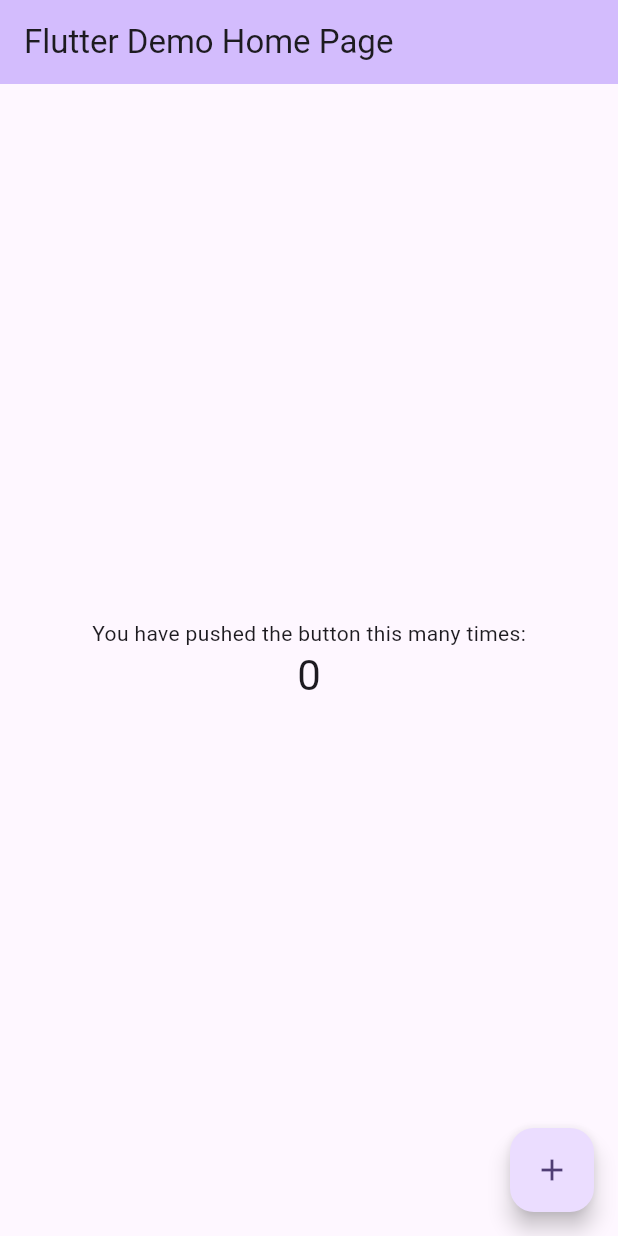
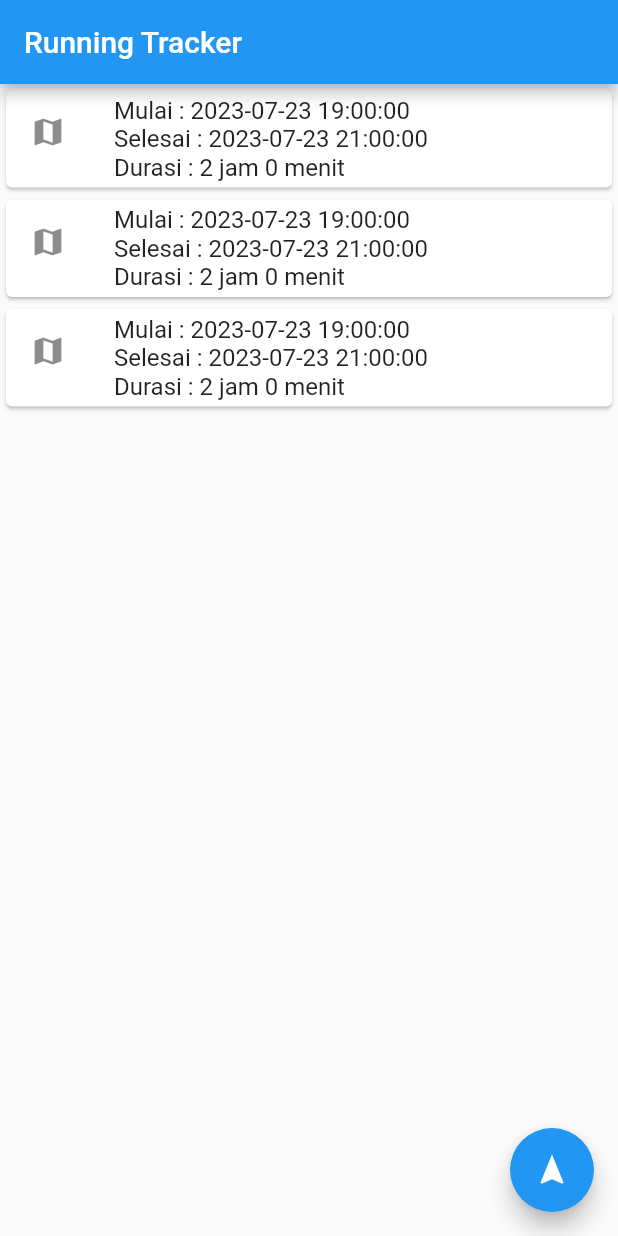
Before and after one commit to adityamputra27/running_tracker, a Flutter app: the screen it shows after launch, on a phone screen of 412 x 824 dp. Run offline on Flutter 3.47's test engine with Material 2 defaults, Android fonts, the phone set to English and light mode, and no system bars.

Commit message:
add home page

```diff
--- a/lib/main.dart
+++ b/lib/main.dart
@@ -7,119 +7,92 @@ void main() {
 class MyApp extends StatelessWidget {
   const MyApp({super.key});
 
-  // This widget is the root of your application.
   @override
   Widget build(BuildContext context) {
-    return MaterialApp(
-      title: 'Flutter Demo',
-      theme: ThemeData(
-        // This is the theme of your application.
-        //
-        // TRY THIS: Try running your application with "flutter run". You'll see
-        // the application has a blue toolbar. Then, without quitting the app,
-        // try changing the seedColor in the colorScheme below to Colors.green
-        // and then invoke "hot reload" (save your changes or press the "hot
-        // reload" button in a Flutter-supported IDE, or press "r" if you used
-        // the command line to start the app).
-        //
-        // Notice that the counter didn't reset back to zero; the application
-        // state is not lost during the reload. To reset the state, use hot
-        // restart instead.
-        //
-        // This works for code too, not just values: Most code changes can be
-        // tested with just a hot reload.
-        colorScheme: ColorScheme.fromSeed(seedColor: Colors.deepPurple),
-        useMaterial3: true,
-      ),
-      home: const MyHomePage(title: 'Flutter Demo Home Page'),
+    return const MaterialApp(
+      home: HomePage(),
     );
   }
 }
 
-class MyHomePage extends StatefulWidget {
-  const MyHomePage({super.key, required this.title});
-
-  // This widget is the home page of your application. It is stateful, meaning
-  // that it has a State object (defined below) that contains fields that affect
-  // how it looks.
-
-  // This class is the configuration for the state. It holds the values (in this
-  // case the title) provided by the parent (in this case the App widget) and
-  // used by the build method of the State. Fields in a Widget subclass are
-  // always marked "final".
-
-  final String title;
-
-  @override
-  State<MyHomePage> createState() => _MyHomePageState();
-}
-
-class _MyHomePageState extends State<MyHomePage> {
-  int _counter = 0;
-
-  void _incrementCounter() {
-    setState(() {
-      // This call to setState tells the Flutter framework that something has
-      // changed in this State, which causes it to rerun the build method below
-      // so that the display can reflect the updated values. If we changed
-      // _counter without calling setState(), then the build method would not be
-      // called again, and so nothing would appear to happen.
-      _counter++;
-    });
-  }
+class HomePage extends StatelessWidget {
+  const HomePage({super.key});
 
   @override
   Widget build(BuildContext context) {
-    // This method is rerun every time setState is called, for instance as done
-    // by the _incrementCounter method above.
-    //
-    // The Flutter framework has been optimized to make rerunning build methods
-    // fast, so that you can just rebuild anything that needs updating rather
-    // than having to individually change instances of widgets.
     return Scaffold(
       appBar: AppBar(
-        // TRY THIS: Try changing the color here to a specific color (to
-        // Colors.amber, perhaps?) and trigger a hot reload to see the AppBar
-        // change color while the other colors stay the same.
-        backgroundColor: Theme.of(context).colorScheme.inversePrimary,
-        // Here we take the value from the MyHomePage object that was created by
-        // the App.build method, and use it to set our appbar title.
-        title: Text(widget.title),
+        title: const Text('Running Tracker'),
       ),
-      body: Center(
-        // Center is a layout widget. It takes a single child and positions it
-        // in the middle of the parent.
+      body: const SafeArea(
         child: Column(
-          // Column is also a layout widget. It takes a list of children and
-          // arranges them vertically. By default, it sizes itself to fit its
-          // children horizontally, and tries to be as tall as its parent.
-          //
-          // Column has various properties to control how it sizes itself and
-          // how it positions its children. Here we use mainAxisAlignment to
-          // center the children vertically; the main axis here is the vertical
-          // axis because Columns are vertical (the cross axis would be
-          // horizontal).
-          //
-          // TRY THIS: Invoke "debug painting" (choose the "Toggle Debug Paint"
-          // action in the IDE, or press "p" in the console), to see the
-          // wireframe for each widget.
-          mainAxisAlignment: MainAxisAlignment.center,
-          children: <Widget>[
-            const Text(
-              'You have pushed the button this many times:',
+          children: [
+            Card(
+              child: ListTile(
+                leading: Icon(Icons.map),
+                title: Column(
+                  crossAxisAlignment: CrossAxisAlignment.start,
+                  children: [
+                    Text(
+                      'Mulai : 2023-07-23 19:00:00',
+                    ),
+                    Text(
+                      'Selesai : 2023-07-23 21:00:00',
+                    ),
+                    Text(
+                      'Durasi : 2 jam 0 menit',
+                    ),
+                  ],
+                ),
+              ),
             ),
-            Text(
-              '$_counter',
-              style: Theme.of(context).textTheme.headlineMedium,
+            Card(
+              child: ListTile(
+                leading: Icon(Icons.map),
+                title: Column(
+                  crossAxisAlignment: CrossAxisAlignment.start,
+                  children: [
+                    Text(
+                      'Mulai : 2023-07-23 19:00:00',
+                    ),
+                    Text(
+                      'Selesai : 2023-07-23 21:00:00',
+                    ),
+                    Text(
+                      'Durasi : 2 jam 0 menit',
+                    ),
+                  ],
+                ),
+              ),
             ),
+            Card(
+              child: ListTile(
+                leading: Icon(Icons.map),
+                title: Column(
+                  crossAxisAlignment: CrossAxisAlignment.start,
+                  children: [
+                    Text(
+                      'Mulai : 2023-07-23 19:00:00',
+                    ),
+                    Text(
+                      'Selesai : 2023-07-23 21:00:00',
+                    ),
+                    Text(
+                      'Durasi : 2 jam 0 menit',
+                    ),
+                  ],
+                ),
+              ),
+            )
           ],
         ),
       ),
       floatingActionButton: FloatingActionButton(
-        onPressed: _incrementCounter,
-        tooltip: 'Increment',
-        child: const Icon(Icons.add),
-      ), // This trailing comma makes auto-formatting nicer for build methods.
+        onPressed: () {},
+        child: const Icon(
+          Icons.navigation,
+        ),
+      ),
     );
   }
 }
```
